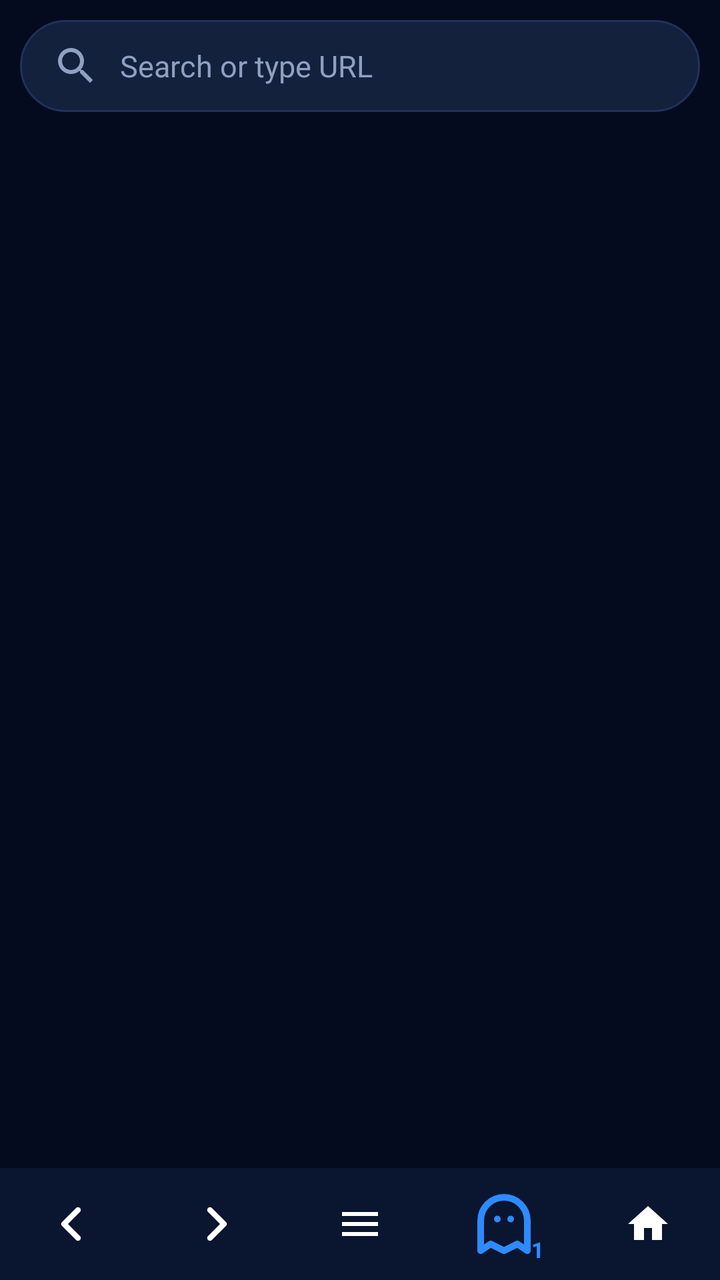
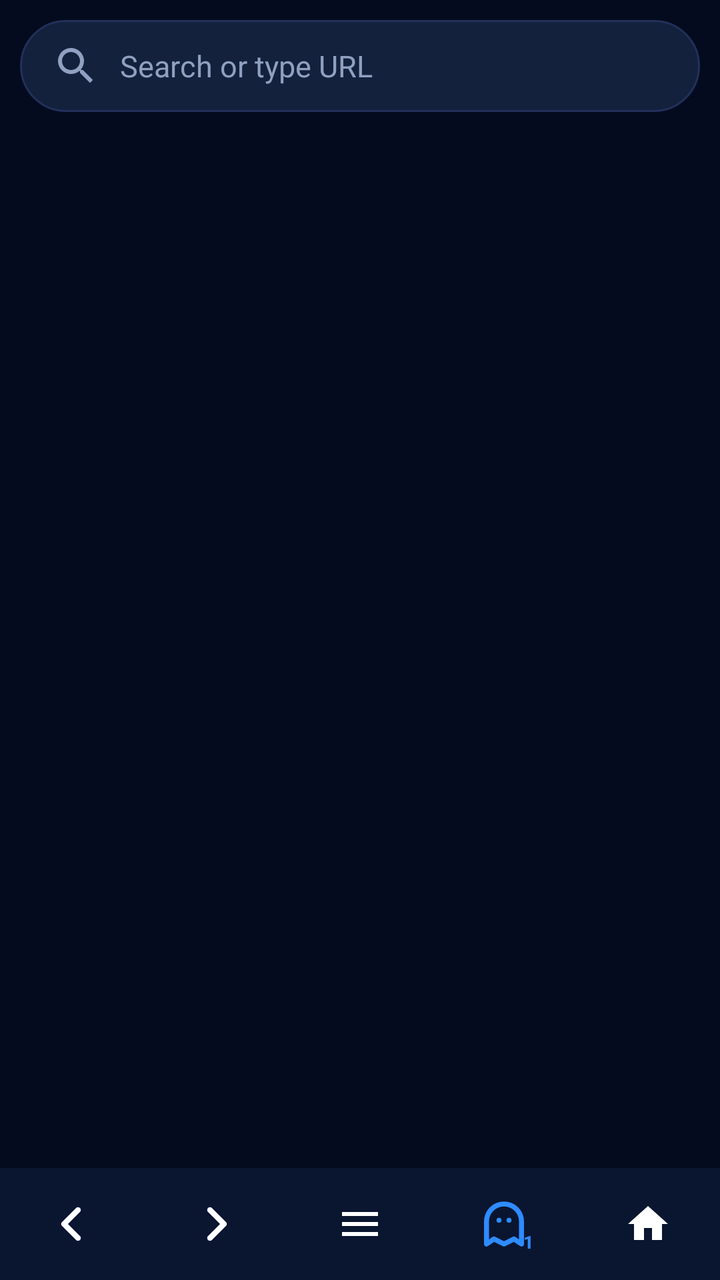

An Android layout rendered at two revisions. The XML below is the earlier revision; the diff shows what the commit changed to produce the second picture.
<!-- AndroidManifest.xml: application theme Theme.MT -->
<!-- res/layout/activity_main.xml -->
<?xml version="1.0" encoding="utf-8"?>
<LinearLayout xmlns:android="http://schemas.android.com/apk/res/android"
    android:id="@+id/rootLayout"
    android:layout_width="match_parent" android:layout_height="match_parent"
    android:orientation="vertical" android:background="#050B1E">

    <EditText
        android:id="@+id/urlBar"
        android:layout_width="match_parent" android:layout_height="46dp"
        android:layout_margin="10dp" android:paddingHorizontal="16dp"
        android:background="@drawable/url_bg"
        android:drawableStart="@drawable/ic_search" android:drawablePadding="10dp"
        android:hint="Search or type URL" android:textColorHint="#8FA0C0"
        android:textColor="#FFFFFF" android:textSize="15sp" android:singleLine="true"
        android:inputType="textUri" android:imeOptions="actionGo" />

    <ProgressBar
        android:id="@+id/progress" style="?android:attr/progressBarStyleHorizontal"
        android:layout_width="match_parent" android:layout_height="3dp"
        android:progressTint="#2E8BFF" android:visibility="gone" />

    <FrameLayout
        android:id="@+id/webContainer"
        android:layout_width="match_parent" android:layout_height="0dp"
        android:layout_weight="1" />

    <LinearLayout
        android:id="@+id/bottomBar"
        android:layout_width="match_parent" android:layout_height="56dp"
        android:orientation="horizontal" android:gravity="center"
        android:background="#0A1530">
        <ImageButton android:id="@+id/btnBack"
            android:layout_width="0dp" android:layout_height="match_parent" android:layout_weight="1"
            android:padding="16dp" android:src="@drawable/ic_nav_back"
            android:background="?attr/selectableItemBackgroundBorderless" />
        <ImageButton android:id="@+id/btnFwd"
            android:layout_width="0dp" android:layout_height="match_parent" android:layout_weight="1"
            android:padding="16dp" android:src="@drawable/ic_nav_fwd"
            android:background="?attr/selectableItemBackgroundBorderless" />
        <ImageButton android:id="@+id/btnMenu"
            android:layout_width="0dp" android:layout_height="match_parent" android:layout_weight="1"
            android:padding="16dp" android:src="@drawable/ic_menu"
            android:background="?attr/selectableItemBackgroundBorderless" />
        <FrameLayout android:layout_width="0dp" android:layout_height="match_parent" android:layout_weight="1">
            <androidx.appcompat.widget.AppCompatButton android:id="@+id/btnTabs"
                android:layout_width="40dp" android:layout_height="40dp"
                android:layout_gravity="center"
                android:background="@drawable/ic_ghost"
                android:gravity="bottom|end" android:padding="0dp"
                android:minWidth="0dp" android:minHeight="0dp"
                android:text="1" android:textSize="11sp" android:textStyle="bold"
                android:textColor="#2E8BFF" />
        </FrameLayout>
        <ImageButton android:id="@+id/btnHome"
            android:layout_width="0dp" android:layout_height="match_parent" android:layout_weight="1"
            android:padding="16dp" android:src="@drawable/ic_home"
            android:background="?attr/selectableItemBackgroundBorderless" />
    </LinearLayout>
</LinearLayout>
<!-- resources referenced by this layout -->
<resources>
  <!-- drawable ic_ghost (drawable) -->
  <vector xmlns:android="http://schemas.android.com/apk/res/android" android:width="40dp" android:height="40dp" android:viewportWidth="24" android:viewportHeight="24">
  <path android:strokeColor="#2E8BFF" android:strokeWidth="2" android:strokeLineJoin="round" android:pathData="M5,20 L5,11 C5,7.13 8.13,4 12,4 C15.87,4 19,7.13 19,11 L19,20 L16,18 L12,20 L8,18 Z"/>
  <path android:fillColor="#2E8BFF" android:pathData="M9,10.5 a1,1 0 1,0 2,0 a1,1 0 1,0 -2,0 M13,10.5 a1,1 0 1,0 2,0 a1,1 0 1,0 -2,0"/>
  </vector>
  <!-- drawable ic_home (drawable) -->
  <vector xmlns:android="http://schemas.android.com/apk/res/android" android:width="24dp" android:height="24dp" android:viewportWidth="24" android:viewportHeight="24"><path android:fillColor="#FFFFFF" android:pathData="M10,20v-6h4v6h5v-8h3L12,3 2,12h3v8z"/></vector>
  <!-- drawable ic_menu (drawable) -->
  <vector xmlns:android="http://schemas.android.com/apk/res/android" android:width="24dp" android:height="24dp" android:viewportWidth="24" android:viewportHeight="24"><path android:fillColor="#FFFFFF" android:pathData="M3,18h18v-2H3v2zM3,13h18v-2H3v2zM3,6v2h18V6H3z"/></vector>
  <!-- drawable ic_nav_back (drawable) -->
  <vector xmlns:android="http://schemas.android.com/apk/res/android" android:width="24dp" android:height="24dp" android:viewportWidth="24" android:viewportHeight="24"><path android:strokeColor="#FFFFFF" android:strokeWidth="2.8" android:strokeLineCap="round" android:strokeLineJoin="round" android:pathData="M15,5 L8,12 L15,19"/></vector>
  <!-- drawable ic_nav_fwd (drawable) -->
  <vector xmlns:android="http://schemas.android.com/apk/res/android" android:width="24dp" android:height="24dp" android:viewportWidth="24" android:viewportHeight="24"><path android:strokeColor="#FFFFFF" android:strokeWidth="2.8" android:strokeLineCap="round" android:strokeLineJoin="round" android:pathData="M9,5 L16,12 L9,19"/></vector>
  <!-- drawable ic_search (drawable) -->
  <vector xmlns:android="http://schemas.android.com/apk/res/android" android:width="24dp" android:height="24dp" android:viewportWidth="24" android:viewportHeight="24"><path android:fillColor="#8FA0C0" android:pathData="M15.5,14h-0.79l-0.28,-0.27C15.41,12.59 16,11.11 16,9.5 16,5.91 13.09,3 9.5,3S3,5.91 3,9.5 5.91,16 9.5,16c1.61,0 3.09,-0.59 4.23,-1.57l0.27,0.28v0.79l5,4.99L20.49,19l-4.99,-5zM9.5,14C7.01,14 5,11.99 5,9.5S7.01,5 9.5,5 14,7.01 14,9.5 11.99,14 9.5,14z"/></vector>
  <!-- drawable url_bg (drawable) -->
  <shape xmlns:android="http://schemas.android.com/apk/res/android">
      <solid android:color="#14213D" />
      <stroke android:width="1dp" android:color="#22305A" />
      <corners android:radius="24dp" />
  </shape>
  <style name="Theme.MT" parent="Theme.MaterialComponents.DayNight.NoActionBar">
          <item name="android:statusBarColor">#050B1E</item>
          <item name="android:navigationBarColor">#050B1E</item>
          <item name="android:windowBackground">#050B1E</item>
          <item name="android:windowAnimationStyle">@style/MTAnim</item>
      </style>
  <style name="MTAnim" parent="@android:style/Animation.Activity">
          <item name="android:activityOpenEnterAnimation">@anim/mt_in</item>
          <item name="android:activityOpenExitAnimation">@anim/mt_out</item>
          <item name="android:activityCloseEnterAnimation">@anim/mt_back_in</item>
          <item name="android:activityCloseExitAnimation">@anim/mt_back_out</item>
      </style>
</resources>

<!-- the commit's change to res/layout/activity_main.xml (unified diff, before → after) -->
@@ -43,12 +43,12 @@
             android:background="?attr/selectableItemBackgroundBorderless" />
         <FrameLayout android:layout_width="0dp" android:layout_height="match_parent" android:layout_weight="1">
             <androidx.appcompat.widget.AppCompatButton android:id="@+id/btnTabs"
-                android:layout_width="40dp" android:layout_height="40dp"
+                android:layout_width="30dp" android:layout_height="30dp"
                 android:layout_gravity="center"
                 android:background="@drawable/ic_ghost"
                 android:gravity="bottom|end" android:padding="0dp"
                 android:minWidth="0dp" android:minHeight="0dp"
-                android:text="1" android:textSize="11sp" android:textStyle="bold"
+                android:text="1" android:textSize="9sp" android:textStyle="bold"
                 android:textColor="#2E8BFF" />
         </FrameLayout>
         <ImageButton android:id="@+id/btnHome"
